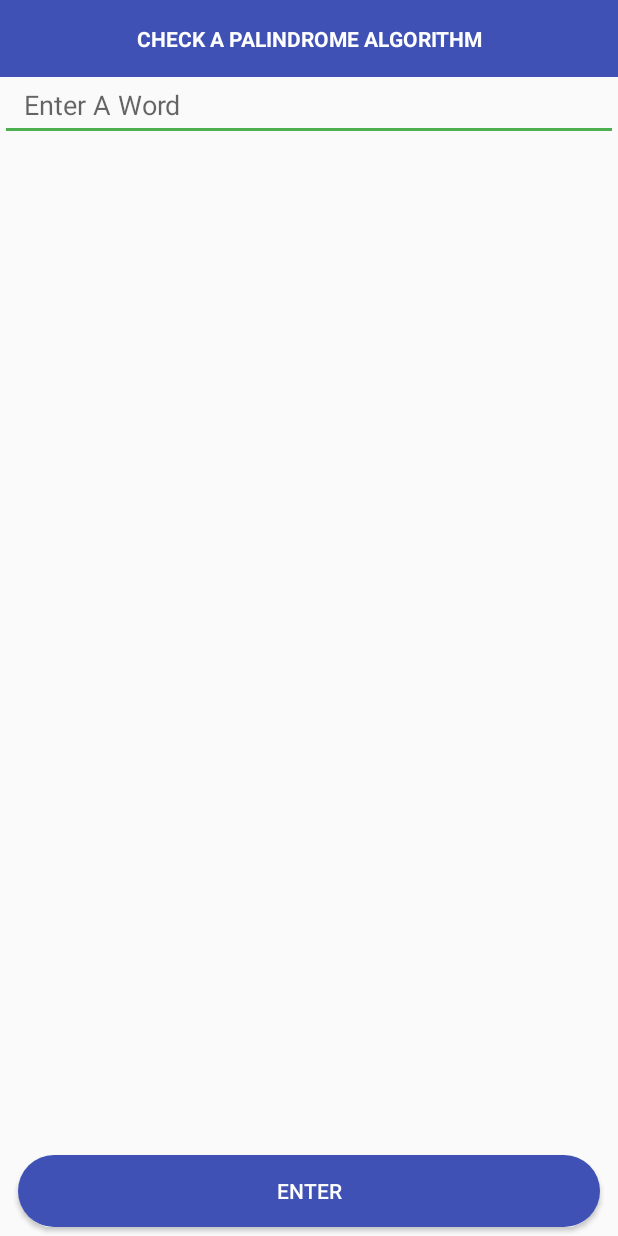
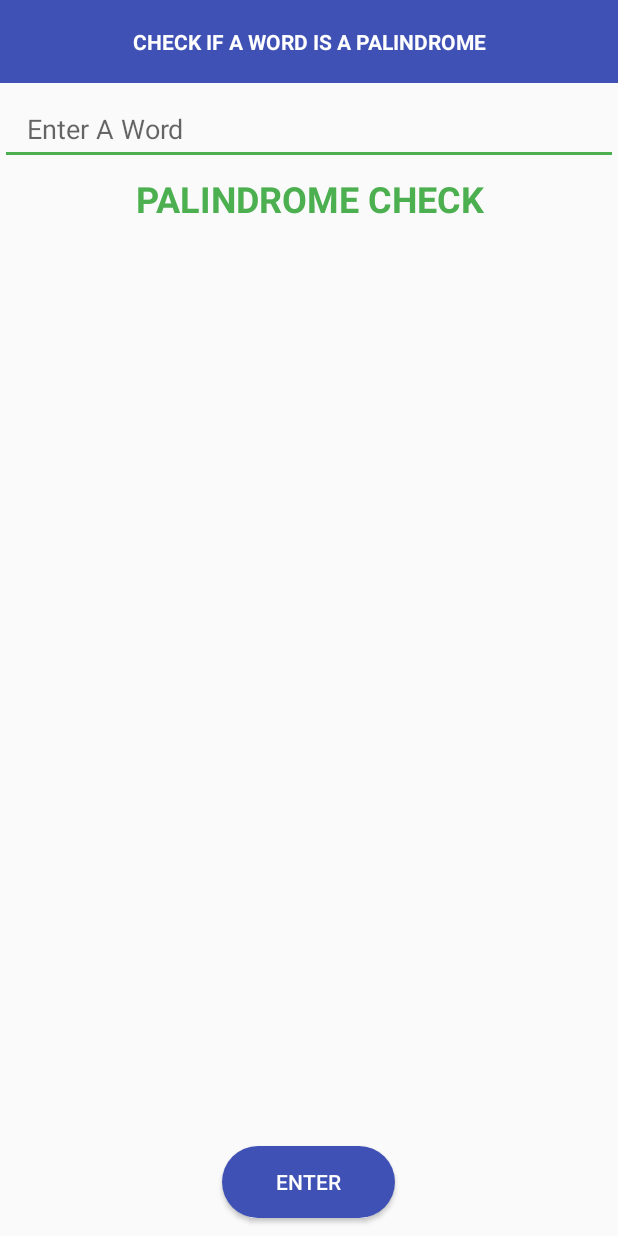
Before and after one commit to harrytrandesign/android_dev_is_palindrome, an Android app: the MainActivity screen opened directly, with no data from a screen before it, on a phone screen of 412 x 824 dp. Run offline under Robolectric (Android 15) with nearby library versions, the phone set to English and light mode, and no system bars.

Commit message:
Moved the view properties to style.xml
Added a text string to the result view in MainActivity.

Redesigned UI, spacing, margins.

Locked app in portrait mode.

```diff
--- a/app/src/main/res/layout/activity_main.xml
+++ b/app/src/main/res/layout/activity_main.xml
@@ -10,64 +10,32 @@
 
     <TextView
         android:id="@+id/title"
-        android:layout_width="match_parent"
-        android:layout_height="wrap_content"
-        android:background="@color/colorPrimary"
-        android:gravity="center_horizontal"
-        android:paddingBottom="16dp"
-        android:paddingTop="16dp"
-        android:text="@string/main_title"
-        android:textAllCaps="true"
-        android:textColor="@android:color/white"
-        android:textStyle="bold"/>
+        style="@style/textview_title_header"
+        android:text="@string/main_title"/>
 
     <EditText
         android:id="@+id/user_input"
-        android:layout_width="match_parent"
-        android:layout_height="wrap_content"
+        style="@style/edittext_user_input"
         android:hint="@string/edittext_word_hint"
-        android:includeFontPadding="true"
         android:inputType="text"
-        android:maxLength="50"
-        android:paddingBottom="12dp"
-        android:paddingEnd="16dp"
-        android:paddingLeft="16dp"
-        android:paddingRight="16dp"
-        android:paddingStart="16dp"
-        android:paddingTop="6dp"/>
+        android:maxLength="50"/>
 
     <TextView
         android:id="@+id/textview_result"
-        android:layout_width="match_parent"
-        android:layout_height="wrap_content"
-        android:gravity="center_horizontal"
-        android:paddingBottom="6dp"
-        android:paddingTop="6dp"
-        android:textAllCaps="true"
-        android:textColor="@color/colorAccent"
-        android:textSize="24sp"
-        android:textStyle="bold"
-        tools:text="Yes"/>
+        style="@style/textview_result_view"
+        android:text="@string/textview_result"/>
 
     <android.support.v7.widget.RecyclerView
         android:id="@+id/recyclerview_old_words"
         android:layout_width="match_parent"
         android:layout_height="0dp"
         android:layout_weight="1"
-        android:paddingBottom="16dp"
-        android:paddingTop="16dp"/>
+        android:paddingBottom="@dimen/more_margin"
+        android:paddingTop="@dimen/more_margin"/>
 
     <Button
         android:id="@+id/submit_button"
-        android:layout_width="match_parent"
-        android:layout_height="wrap_content"
-        android:layout_marginBottom="6dp"
-        android:layout_marginEnd="12dp"
-        android:layout_marginLeft="12dp"
-        android:layout_marginRight="12dp"
-        android:layout_marginStart="12dp"
-        android:layout_marginTop="6dp"
-        android:background="@drawable/submit_button_round_corners"
+        style="@style/button_submit_input"
         android:text="@string/enter_button"
         android:textColor="@android:color/white"/>
 
--- a/app/src/main/res/values/dimens.xml
+++ b/app/src/main/res/values/dimens.xml
@@ -1,7 +1,19 @@
 <?xml version="1.0" encoding="utf-8"?>
 <resources>
-    <dimen name="list_text_size">16sp</dimen>
+
+    <!-- Padding || Margins -->
+    <dimen name="standard_margin">6dp</dimen>
+    <dimen name="medium_margin">12dp</dimen>
+    <dimen name="more_margin">18dp</dimen>
+
+    <!-- UI Design-->
+    <dimen name="divider_line_size">1px</dimen>
     <dimen name="result_icon_size">24dp</dimen>
     <dimen name="round_corner_radius">25dp</dimen>
-    <dimen name="divider_line_size">1px</dimen>
+    <dimen name="button_side_padding">36dp</dimen>
+
+    <!-- Font sizes -->
+    <dimen name="list_text_size">16sp</dimen>
+    <dimen name="larger_header_size">24sp</dimen>
+
 </resources>
--- a/app/src/main/res/values/strings.xml
+++ b/app/src/main/res/values/strings.xml
@@ -1,7 +1,7 @@
 <resources>
     <string name="app_name">PalindromeChecker</string>
 
-    <string name="main_title">Check a palindrome algorithm</string>
+    <string name="main_title">Check if a word is a palindrome</string>
 
     <string name="palindrome_indicator_true">True</string>
     <string name="palindrome_indicator_false">False</string>
@@ -10,6 +10,7 @@
 
     <string name="enter_button">Enter</string>
     <string name="edittext_word_hint">Enter A Word</string>
+    <string name="textview_result">Palindrome Check</string>
 
     <!-- Test information for UI test -->
     <string name="item_text_placeholder">Test String</string>
--- a/app/src/main/res/values/styles.xml
+++ b/app/src/main/res/values/styles.xml
@@ -8,4 +8,53 @@
         <item name="colorAccent">@color/colorAccent</item>
     </style>
 
+    <style name="textview_title_header">
+        <item name="android:layout_width">match_parent</item>
+        <item name="android:layout_height">wrap_content</item>
+        <item name="android:background">@color/colorPrimary</item>
+        <item name="android:gravity">center_horizontal</item>
+        <item name="android:paddingBottom">@dimen/more_margin</item>
+        <item name="android:paddingTop">@dimen/more_margin</item>
+        <item name="android:textAllCaps">true</item>
+        <item name="android:textColor">@android:color/white</item>
+        <item name="android:textStyle">bold</item>
+    </style>
+
+    <style name="textview_result_view">
+        <item name="android:layout_width">match_parent</item>
+        <item name="android:layout_height">wrap_content</item>
+        <item name="android:gravity">center_horizontal</item>
+        <item name="android:paddingBottom">@dimen/standard_margin</item>
+        <item name="android:paddingTop">@dimen/standard_margin</item>
+        <item name="android:textAllCaps">true</item>
+        <item name="android:textColor">@color/colorAccent</item>
+        <item name="android:textSize">@dimen/larger_header_size</item>
+        <item name="android:textStyle">bold</item>
+    </style>
+
+    <style name="edittext_user_input">
+        <item name="android:layout_width">match_parent</item>
+        <item name="android:layout_height">wrap_content</item>
+        <item name="android:includeFontPadding">true</item>
+        <item name="android:paddingBottom">@dimen/medium_margin</item>
+        <item name="android:paddingEnd">@dimen/more_margin</item>
+        <item name="android:paddingLeft">@dimen/more_margin</item>
+        <item name="android:paddingRight">@dimen/more_margin</item>
+        <item name="android:paddingStart">@dimen/more_margin</item>
+        <item name="android:paddingTop">@dimen/more_margin</item>
+    </style>
+
+    <style name="button_submit_input">
+        <item name="android:layout_width">wrap_content</item>
+        <item name="android:layout_height">wrap_content</item>
+        <item name="android:layout_gravity">center_horizontal</item>
+        <item name="android:layout_marginBottom">@dimen/medium_margin</item>
+        <item name="android:layout_marginTop">@dimen/standard_margin</item>
+        <item name="android:background">@drawable/submit_button_round_corners</item>
+        <item name="android:paddingEnd">@dimen/button_side_padding</item>
+        <item name="android:paddingLeft">@dimen/button_side_padding</item>
+        <item name="android:paddingRight">@dimen/button_side_padding</item>
+        <item name="android:paddingStart">@dimen/button_side_padding</item>
+    </style>
+
 </resources>
```
